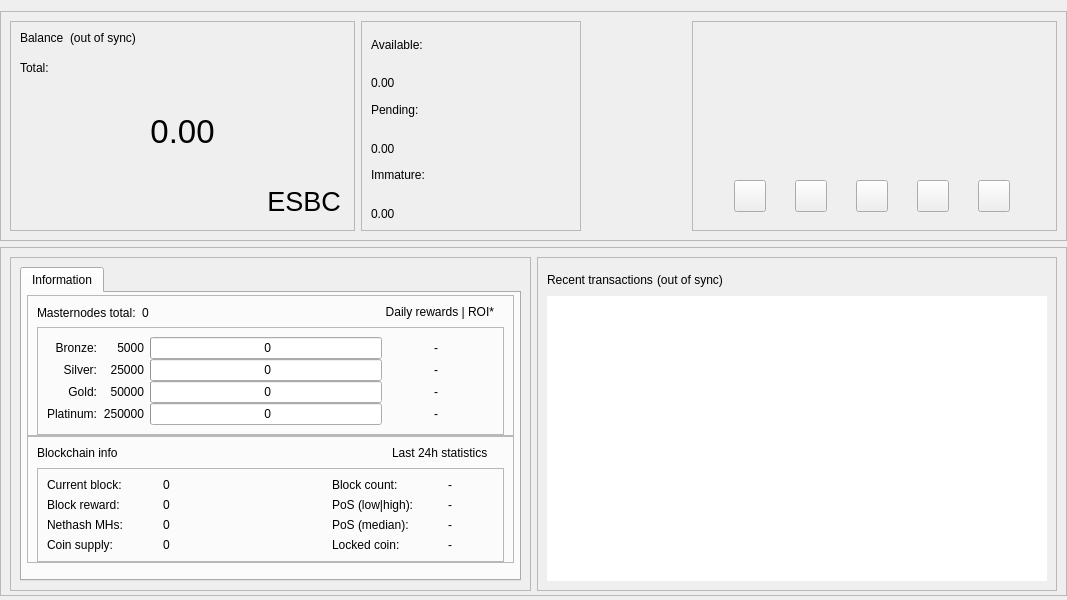
Above: src/qt/forms/overviewpage.ui from decenomy/ESBC2 before the change. Below: the same form after it.
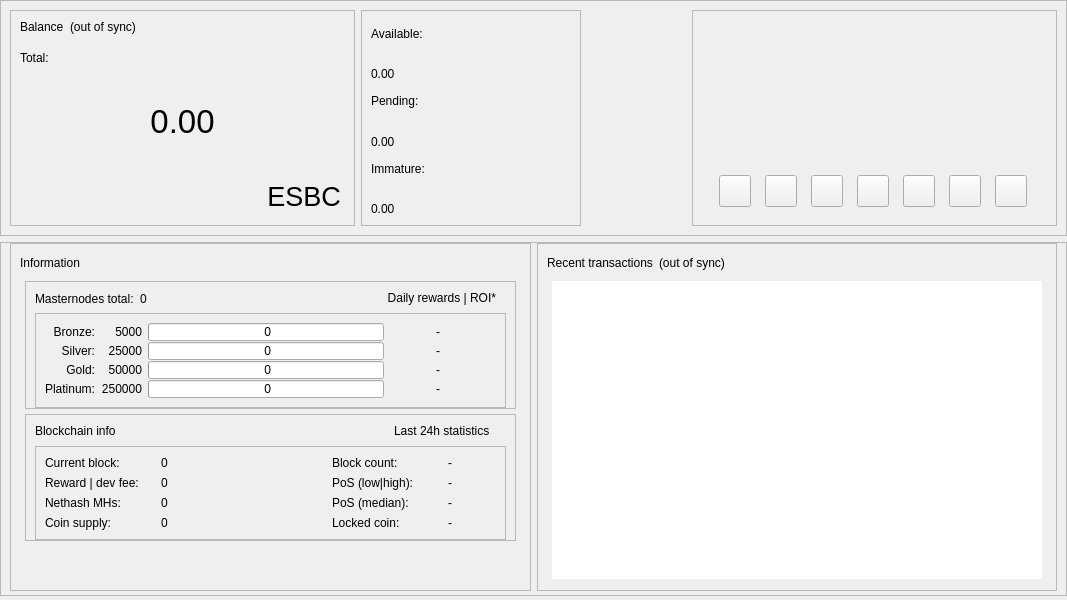
That is the form after the change. Icons and pictures are not drawn.

Patch:
```diff
--- a/src/qt/forms/overviewpage.ui
+++ b/src/qt/forms/overviewpage.ui
@@ -19,10 +19,16 @@
   <property name="windowTitle">
    <string>Form</string>
   </property>
+  <property name="styleSheet">
+   <string notr="true"/>
+  </property>
   <layout class="QVBoxLayout" name="topLayout">
    <property name="leftMargin">
     <number>0</number>
    </property>
+   <property name="topMargin">
+    <number>0</number>
+   </property>
    <property name="rightMargin">
     <number>0</number>
    </property>
@@ -462,9 +468,6 @@
                   <height>32</height>
                  </size>
                 </property>
-                <property name="text">
-                 <string/>
-                </property>
                 <property name="icon">
                  <iconset>
                   <normaloff>:/icons/website</normaloff>:/icons/website</iconset>
@@ -491,9 +494,6 @@
                   <height>32</height>
                  </size>
                 </property>
-                <property name="text">
-                 <string/>
-                </property>
                 <property name="icon">
                  <iconset>
                   <normaloff>:/icons/discord</normaloff>:/icons/discord</iconset>
@@ -520,9 +520,6 @@
                   <height>32</height>
                  </size>
                 </property>
-                <property name="text">
-                 <string/>
-                </property>
                 <property name="icon">
                  <iconset>
                   <normaloff>:/icons/telegram</normaloff>:/icons/telegram</iconset>
@@ -549,9 +546,6 @@
                   <height>32</height>
                  </size>
                 </property>
-                <property name="text">
-                 <string/>
-                </property>
                 <property name="icon">
                  <iconset>
                   <normaloff>:/icons/twitter</normaloff>:/icons/twitter</iconset>
@@ -564,6 +558,58 @@
                 </property>
                </widget>
               </item>
+              <item>
+               <widget class="QPushButton" name="pushButton_Reddit">
+                <property name="minimumSize">
+                 <size>
+                  <width>32</width>
+                  <height>32</height>
+                 </size>
+                </property>
+                <property name="maximumSize">
+                 <size>
+                  <width>32</width>
+                  <height>32</height>
+                 </size>
+                </property>
+                <property name="icon">
+                 <iconset>
+                  <normaloff>:/icons/reddit</normaloff>:/icons/reddit</iconset>
+                </property>
+                <property name="iconSize">
+                 <size>
+                  <width>32</width>
+                  <height>32</height>
+                 </size>
+                </property>
+               </widget>
+              </item>
+              <item>
+               <widget class="QPushButton" name="pushButton_Medium">
+                <property name="minimumSize">
+                 <size>
+                  <width>32</width>
+                  <height>32</height>
+                 </size>
+                </property>
+                <property name="maximumSize">
+                 <size>
+                  <width>32</width>
+                  <height>32</height>
+                 </size>
+                </property>
+                <property name="icon">
+                 <iconset>
+                  <normaloff>:/icons/medium</normaloff>:/icons/medium</iconset>
+                </property>
+                <property name="iconSize">
+                 <size>
+                  <width>32</width>
+                  <height>32</height>
+                 </size>
+                </property>
+               </widget>
+              </item>
               <item>
                <widget class="QPushButton" name="pushButton_Explorer">
                 <property name="minimumSize">
@@ -578,9 +624,6 @@
                   <height>32</height>
                  </size>
                 </property>
-                <property name="text">
-                 <string/>
-                </property>
                 <property name="icon">
                  <iconset>
                   <normaloff>:/icons/explorer</normaloff>:/icons/explorer</iconset>
@@ -623,6 +666,9 @@
         <enum>QFrame::Raised</enum>
        </property>
        <layout class="QHBoxLayout" name="horizontalLayout_7">
+        <property name="topMargin">
+         <number>0</number>
+        </property>
         <property name="bottomMargin">
          <number>4</number>
         </property>
@@ -641,30 +687,35 @@
            <enum>QFrame::Raised</enum>
           </property>
           <layout class="QVBoxLayout" name="verticalLayout_9">
-           <property name="bottomMargin">
-            <number>9</number>
-           </property>
            <item>
             <layout class="QVBoxLayout" name="verticalLayout_7">
              <item>
-              <widget class="QTabWidget" name="AdditionalFeatures">
-               <property name="currentIndex">
-                <number>0</number>
-               </property>
-               <property name="tabBarAutoHide">
-                <bool>false</bool>
-               </property>
-               <widget class="QWidget" name="TabInformation">
-                <property name="minimumSize">
-                 <size>
-                  <width>0</width>
-                  <height>290</height>
-                 </size>
-                </property>
-                <attribute name="title">
+              <layout class="QHBoxLayout" name="horizontalLayout_12">
+               <item>
+                <widget class="QLabel" name="label_7">
+                 <property name="text">
                  <string>Information</string>
-                </attribute>
-                <layout class="QVBoxLayout" name="verticalLayout_13">
+                 </property>
+                </widget>
+               </item>
+               <item>
+                <spacer name="horizontalSpacer_10">
+                 <property name="orientation">
+                  <enum>Qt::Horizontal</enum>
+                 </property>
+                 <property name="sizeHint" stdset="0">
+                  <size>
+                   <width>40</width>
+                   <height>20</height>
+                  </size>
+                 </property>
+                </spacer>
+               </item>
+              </layout>
+             </item>
+             <item>
+              <widget class="QWidget" name="infoWidget" native="true">
+               <layout class="QVBoxLayout" name="informationWidget">
                  <property name="spacing">
                   <number>5</number>
                  </property>
@@ -680,14 +731,6 @@
                  <property name="bottomMargin">
                   <number>2</number>
                  </property>
-                 <item>
-                  <layout class="QVBoxLayout" name="verticalLayout_11">
-                   <property name="spacing">
-                    <number>0</number>
-                   </property>
-                   <item>
-                    <layout class="QVBoxLayout" name="verticalLayout_16"/>
-                   </item>
                    <item>
                     <widget class="QFrame" name="frameMnInfo">
                      <property name="frameShape">
@@ -775,7 +818,7 @@
                         </property>
                         <layout class="QGridLayout" name="gridLayout_2">
                          <property name="verticalSpacing">
-                          <number>0</number>
+                       <number>1</number>
                          </property>
                          <item row="0" column="2">
                           <widget class="QProgressBar" name="graphMN1">
@@ -788,7 +831,7 @@
                            <property name="maximumSize">
                             <size>
                              <width>16777215</width>
-                             <height>16777215</height>
+                          <height>18</height>
                             </size>
                            </property>
                            <property name="value">
@@ -810,7 +853,7 @@
                            <property name="maximumSize">
                             <size>
                              <width>16777215</width>
-                             <height>16777215</height>
+                          <height>18</height>
                             </size>
                            </property>
                            <property name="value">
@@ -832,7 +875,7 @@
                            <property name="maximumSize">
                             <size>
                              <width>16777215</width>
-                             <height>16777215</height>
+                          <height>18</height>
                             </size>
                            </property>
                            <property name="value">
@@ -854,7 +897,7 @@
                            <property name="maximumSize">
                             <size>
                              <width>16777215</width>
-                             <height>16777215</height>
+                          <height>18</height>
                             </size>
                            </property>
                            <property name="value">
@@ -1188,7 +1231,7 @@
                        <number>0</number>
                       </property>
                       <item>
-                       <layout class="QHBoxLayout">
+                    <layout class="QHBoxLayout" name="horizontalLayout_13">
                         <item>
                          <widget class="QLabel" name="label_blockchaininfo">
                           <property name="text">
@@ -1346,7 +1389,7 @@
                          <item row="1" column="0">
                           <widget class="QLabel" name="label_CurrentBlockReward">
                            <property name="text">
-                            <string>Block reward:</string>
+                         <string>Reward | dev fee:</string>
                            </property>
                            <property name="alignment">
                             <set>Qt::AlignVCenter</set>
@@ -1489,9 +1532,6 @@
                     </spacer>
                    </item>
                   </layout>
-                 </item>
-                </layout>
-               </widget>
               </widget>
              </item>
             </layout>
@@ -1507,12 +1547,6 @@
             <height>320</height>
            </size>
           </property>
-          <property name="maximumSize">
-           <size>
-            <width>16777215</width>
-            <height>16777215</height>
-           </size>
-          </property>
           <property name="frameShape">
            <enum>QFrame::StyledPanel</enum>
           </property>
@@ -1522,25 +1556,10 @@
           <layout class="QVBoxLayout" name="verticalLayout_10">
            <item>
             <layout class="QVBoxLayout" name="verticalLayout_8">
-             <property name="spacing">
-              <number>4</number>
-             </property>
              <item>
               <layout class="QHBoxLayout" name="horizontalLayout_8">
                <item>
-                <widget class="QLabel" name="label_4">
-                 <property name="minimumSize">
-                  <size>
-                   <width>0</width>
-                   <height>25</height>
-                  </size>
-                 </property>
-                 <property name="maximumSize">
-                  <size>
-                   <width>16777215</width>
-                   <height>25</height>
-                  </size>
-                 </property>
+                <widget class="QLabel" name="label_6">
                  <property name="text">
                   <string>Recent transactions</string>
                  </property>
@@ -1569,6 +1588,24 @@
               </layout>
              </item>
              <item>
+              <widget class="QWidget" name="recentTxWidget" native="true">
+               <layout class="QVBoxLayout" name="verticalLayout_4">
+                <property name="spacing">
+                 <number>5</number>
+                </property>
+                <property name="leftMargin">
+                 <number>5</number>
+                </property>
+                <property name="topMargin">
+                 <number>2</number>
+                </property>
+                <property name="rightMargin">
+                 <number>5</number>
+                </property>
+                <property name="bottomMargin">
+                 <number>2</number>
+                </property>
+                <item>
               <widget class="QListView" name="listTransactions">
                <property name="sizePolicy">
                 <sizepolicy hsizetype="Expanding" vsizetype="Expanding">
@@ -1576,15 +1613,6 @@
                  <verstretch>0</verstretch>
                 </sizepolicy>
                </property>
-               <property name="maximumSize">
-                <size>
-                 <width>16777215</width>
-                 <height>600</height>
-                </size>
-               </property>
-               <property name="styleSheet">
-                <string notr="true"/>
-               </property>
                <property name="frameShape">
                 <enum>QFrame::NoFrame</enum>
                </property>
@@ -1597,6 +1625,9 @@
                <property name="alternatingRowColors">
                 <bool>true</bool>
                </property>
+                 </widget>
+                </item>
+               </layout>
               </widget>
              </item>
             </layout>
```
Lines whose indentation alone changed are shown as unchanged.
